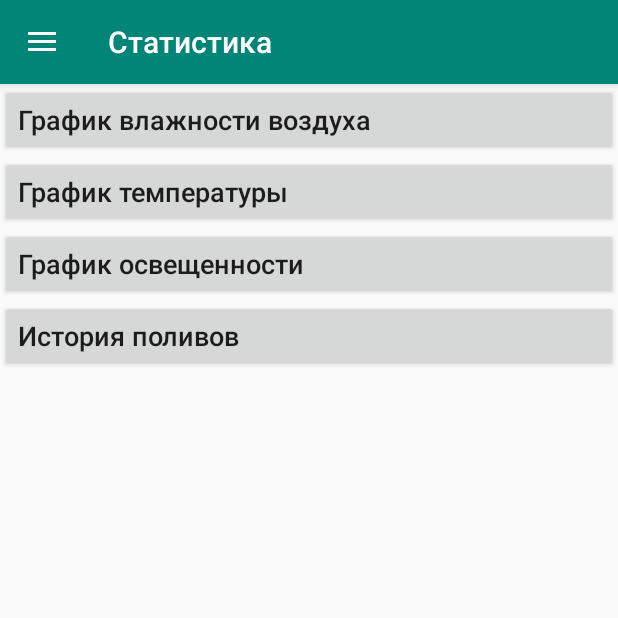
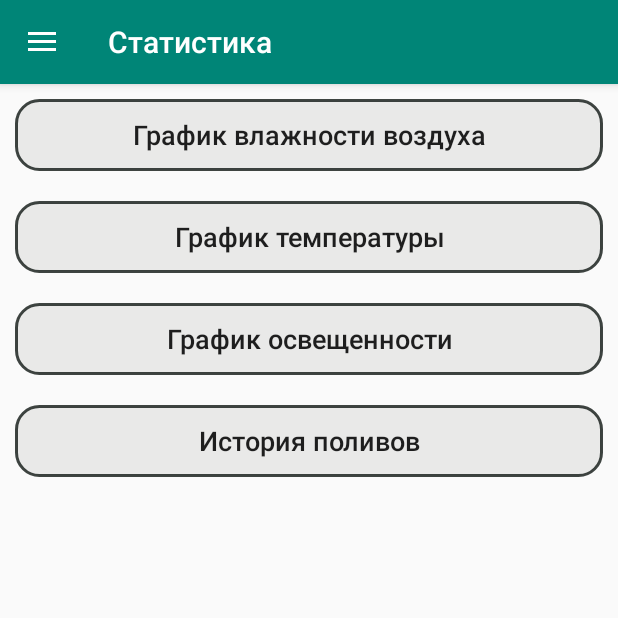
Before and after one commit to Basnor/my_plant, an Android app: the screen it shows after launch (MainActivity), in the side drawer, after a tap on "Статистика", on a phone screen of 412 x 824 dp, the top half of it. Run offline under Robolectric (Android 15) with nearby library versions, the phone set to English and light mode, and no system bars; 11 statements that could not run were skipped.

```diff
--- a/app/src/main/AndroidManifest.xml
+++ b/app/src/main/AndroidManifest.xml
@@ -41,6 +41,9 @@
         <activity
             android:name="com.example.my_plant.LightChartConstruction"
             android:label="График освещенности" />
+        <activity
+            android:name="com.example.my_plant.WaterListHistory"
+            android:label="История поливов" />
     </application>
 
 </manifest>
--- a/app/src/main/java/com/example/my_plant/fragments/FragmentStatistic.java
+++ b/app/src/main/java/com/example/my_plant/fragments/FragmentStatistic.java
@@ -17,6 +17,7 @@ import com.example.my_plant.HumidityChartConstruction;
 import com.example.my_plant.LightChartConstruction;
 import com.example.my_plant.R;
 import com.example.my_plant.TemperatureChartConstruction;
+import com.example.my_plant.WaterListHistory;
 
 public class FragmentStatistic extends Fragment {
     protected FragmentActivity mActivity;
@@ -66,7 +67,13 @@ public class FragmentStatistic extends Fragment {
             }
         });
 
-        //TODO WaterList
+        Button btnWaterList = v.findViewById(R.id.btn_water_list);
+        btnWaterList.setOnClickListener(new View.OnClickListener() {
+            public void onClick(View v) {
+                Intent intent = new Intent(getActivity().getApplicationContext(), WaterListHistory.class);
+                startActivity(intent);
+            }
+        });
 
     }
 
--- /dev/null
+++ b/app/src/main/res/drawable/btn_in.xml
@@ -0,0 +1,18 @@
+<?xml version="1.0" encoding="utf-8"?>
+<shape xmlns:android="http://schemas.android.com/apk/res/android"
+    android:layout_width="wrap_content"
+    android:layout_height="wrap_content"
+    android:shape="rectangle">
+
+    <!-- View background color -->
+    <solid android:color="@color/colorBtnIn" />
+
+    <!-- View border color and width -->
+    <stroke
+        android:width="2dp"
+        android:color="@color/colorMainText" />
+
+    <!-- The radius makes the corners rounded -->
+    <corners android:radius="15dp" />
+
+</shape>
--- /dev/null
+++ b/app/src/main/res/drawable/btn_out.xml
@@ -0,0 +1,18 @@
+<?xml version="1.0" encoding="utf-8"?>
+<shape xmlns:android="http://schemas.android.com/apk/res/android"
+    android:layout_width="wrap_content"
+    android:layout_height="wrap_content"
+    android:shape="rectangle">
+
+    <!-- View background color -->
+    <solid android:color="@color/colorNone" />
+
+    <!-- View border color and width -->
+    <stroke
+        android:width="2dp"
+        android:color="@color/colorMainText" />
+
+    <!-- The radius makes the corners rounded -->
+    <corners android:radius="15dp" />
+
+</shape>
--- /dev/null
+++ b/app/src/main/res/drawable/whatever.xml
@@ -0,0 +1,14 @@
+<?xml version="1.0" encoding="utf-8"?>
+<selector xmlns:android="http://schemas.android.com/apk/res/android">
+    <item
+        android:state_focused="true"
+        android:state_pressed="true"
+        android:drawable="@drawable/btn_in" />
+
+    <item
+        android:state_focused="false"
+        android:state_pressed="true"
+        android:drawable="@drawable/btn_in" />
+
+    <item android:drawable="@drawable/btn_out" />
+</selector>
--- a/app/src/main/res/layout/activity_add_type.xml
+++ b/app/src/main/res/layout/activity_add_type.xml
@@ -236,6 +236,8 @@
                 android:layout_height="wrap_content"
                 android:layout_gravity="center"
                 android:layout_margin="15dp"
+                android:background="@drawable/whatever"
+                android:padding="15dp"
                 android:text="Добавить"
                 android:textSize="16sp" />
 
--- a/app/src/main/res/layout/fragment_add.xml
+++ b/app/src/main/res/layout/fragment_add.xml
@@ -81,6 +81,8 @@
                     android:layout_width="0dp"
                     android:layout_height="match_parent"
                     android:layout_weight="2"
+                    android:padding="15dp"
+                    android:background="@drawable/whatever"
                     android:text="..."
                     android:textSize="16sp" />
 
@@ -117,6 +119,8 @@
                     android:layout_width="0dp"
                     android:layout_height="match_parent"
                     android:layout_weight="2"
+                    android:padding="15dp"
+                    android:background="@drawable/whatever"
                     android:text="..."
                     android:textSize="16sp" />
 
@@ -128,6 +132,8 @@
                 android:layout_height="wrap_content"
                 android:layout_gravity="center"
                 android:layout_margin="15dp"
+                android:padding="15dp"
+                android:background="@drawable/whatever"
                 android:text="Принять"
                 android:textSize="16sp" />
 
--- a/app/src/main/res/layout/fragment_add_type.xml
+++ b/app/src/main/res/layout/fragment_add_type.xml
@@ -236,6 +236,8 @@
                 android:layout_height="wrap_content"
                 android:layout_gravity="center"
                 android:layout_margin="15dp"
+                android:padding="15dp"
+                android:background="@drawable/whatever"
                 android:text="Добавить"
                 android:textSize="16sp" />
 
--- a/app/src/main/res/layout/fragment_statistic.xml
+++ b/app/src/main/res/layout/fragment_statistic.xml
@@ -14,38 +14,45 @@
             android:id="@+id/btn_humidity_chart"
             android:layout_width="match_parent"
             android:layout_height="wrap_content"
+            android:background="@drawable/whatever"
+            android:gravity="center"
+            android:layout_margin="10dp"
+            android:text="График влажности воздуха"
             android:textAllCaps="false"
-            android:textSize="18sp"
-            android:text="График влажности воздуха"
-
-            android:gravity="start|center_vertical"/>
+            android:textSize="18sp" />
 
         <Button
             android:id="@+id/btn_temperature_chart"
             android:layout_width="match_parent"
-            android:gravity="start|center_vertical"
             android:layout_height="wrap_content"
+            android:gravity="center"
+            android:layout_margin="10dp"
+            android:background="@drawable/whatever"
+            android:text="График температуры"
             android:textAllCaps="false"
-            android:textSize="18sp"
-            android:text="График температуры" />
+            android:textSize="18sp" />
 
         <Button
             android:id="@+id/btn_light_chart"
             android:layout_width="match_parent"
-            android:gravity="start|center_vertical"
             android:layout_height="wrap_content"
+            android:gravity="center"
+            android:layout_margin="10dp"
+            android:background="@drawable/whatever"
+            android:text="График освещенности"
             android:textAllCaps="false"
-            android:textSize="18sp"
-            android:text="График освещенности" />
+            android:textSize="18sp" />
 
         <Button
             android:id="@+id/btn_water_list"
             android:layout_width="match_parent"
-            android:gravity="start|center_vertical"
+            android:layout_height="wrap_content"
+            android:gravity="center"
+            android:layout_margin="10dp"
+            android:background="@drawable/whatever"
+            android:text="История поливов"
             android:textAllCaps="false"
-            android:textSize="18sp"
-            android:layout_height="wrap_content"
-            android:text="История поливов" />
+            android:textSize="18sp" />
 
     </LinearLayout>
 
--- a/app/src/main/res/values/colors.xml
+++ b/app/src/main/res/values/colors.xml
@@ -9,4 +9,5 @@
     <color name="colorYellow">#66FFEE58</color>
     <color name="colorRed">#66EF5350</color>
     <color name="colorNone">#1211160B</color>
+    <color name="colorBtnIn">#008577</color>
 </resources>
```
Also changed, not shown: app/src/main/java/com/example/my_plant/WaterListHistory.java (added, +99 -0 lines), app/src/main/java/com/example/my_plant/fragments/FragmentMain.java (+27 -12 lines), app/src/main/java/database/DBParams.java (+20 -0 lines), app/src/main/res/layout/activity_water_history.xml (added, +28 -0 lines), app/src/main/res/layout/fragment_main.xml (+35 -1 lines).
